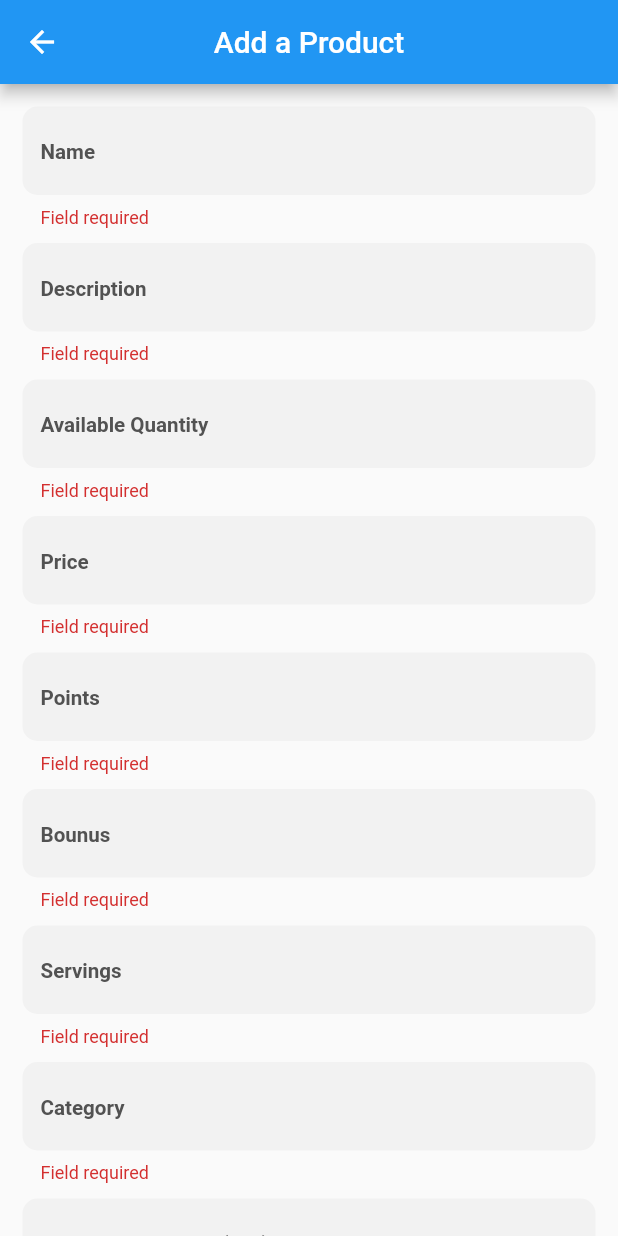
After one commit to mimib00/fenwicks_admin, a Flutter app: the AddProductScreen screen opened by its route, after a tap on "Submit", on a phone screen of 412 x 824 dp. The commit adds this screen. Run offline on Flutter 3.47's test engine with Material 2 defaults, Android fonts, the light colour scheme and no system bars; our stand-ins replace cloud_firestore, firebase_auth, firebase_core, firebase_messaging, get, sizer; accounts and stored records are empty.

Commit message:
add products and changed products list to stream

```diff
--- a/lib/core/routes/routes.dart
+++ b/lib/core/routes/routes.dart
@@ -1,5 +1,6 @@
 import 'package:fenwicks_admin/views/auth/login.dart';
 import 'package:fenwicks_admin/views/auth/register.dart';
+import 'package:fenwicks_admin/views/products/add_product.dart';
 import 'package:fenwicks_admin/views/products/product_details.dart';
 import 'package:fenwicks_admin/views/root/controllers/bindings.dart';
 import 'package:fenwicks_admin/views/root/root.dart';
@@ -13,6 +14,7 @@ class Routes {
   static const login = '/login';
   static const register = '/register';
   static const productDetails = '/products/details';
+  static const addProduct = '/products/add';
 
   static List<GetPage<dynamic>> routes = [
     GetPage<Widget>(name: root, page: () => const RootScreen(), binding: RootBindings()),
@@ -20,5 +22,6 @@ class Routes {
     GetPage<Widget>(name: register, page: () => const RegisterScreen()),
     GetPage<Widget>(name: splash, page: () => const SplashScreen()),
     GetPage<Widget>(name: productDetails, page: () => const ProductDetails()),
+    GetPage<Widget>(name: addProduct, page: () => const AddProductScreen()),
   ];
 }
--- a/lib/main.dart
+++ b/lib/main.dart
@@ -6,6 +6,7 @@ import 'package:firebase_core/firebase_core.dart';
 import 'package:flutter/material.dart';
 import 'package:flutter/services.dart';
 import 'package:get/get.dart';
+import 'package:sizer/sizer.dart';
 
 void main() async {
   WidgetsFlutterBinding.ensureInitialized();
@@ -22,7 +23,8 @@ class MyApp extends StatelessWidget {
 
   @override
   Widget build(BuildContext context) {
-    return GetMaterialApp(
+    return Sizer(
+      builder: (context, orientation, deviceType) => GetMaterialApp(
         title: 'Fenwicks Admin',
         debugShowCheckedModeBanner: false,
         defaultTransition: Transition.cupertino,
@@ -31,9 +33,33 @@ class MyApp extends StatelessWidget {
           appBarTheme: const AppBarTheme(
             systemOverlayStyle: SystemUiOverlayStyle.light,
           ),
+          inputDecorationTheme: InputDecorationTheme(
+            hintStyle: TextStyle(
+              fontWeight: FontWeight.bold,
+              fontSize: 10.sp,
+              color: const Color(0xff525252),
+              letterSpacing: 0,
+            ),
+            fillColor: const Color(0xffF2F2F2),
+            filled: true,
+            suffixIconColor: const Color(0xffcacaca),
+            enabledBorder: OutlineInputBorder(
+              borderRadius: BorderRadius.circular(10),
+              borderSide: BorderSide.none,
+            ),
+            focusedBorder: OutlineInputBorder(
+              borderRadius: BorderRadius.circular(10),
+              borderSide: BorderSide.none,
+            ),
+            border: OutlineInputBorder(
+              borderRadius: BorderRadius.circular(10),
+              borderSide: BorderSide.none,
+            ),
+          ),
         ),
         initialRoute: Routes.splash,
         getPages: Routes.routes,
+      ),
     );
   }
 }
--- /dev/null
+++ b/lib/views/products/add_product.dart
@@ -0,0 +1,177 @@
+import 'package:fenwicks_admin/views/products/controller/products_controll.dart';
+import 'package:flutter/material.dart';
+import 'package:flutter/services.dart';
+import 'package:get/get.dart';
+
+class AddProductScreen extends GetView<ProductsController> {
+  const AddProductScreen({super.key});
+
+  @override
+  Widget build(BuildContext context) {
+    return Scaffold(
+      appBar: AppBar(
+        title: const Text("Add a Product"),
+        centerTitle: true,
+      ),
+      body: Form(
+        onWillPop: () async {
+          controller.reset();
+          return true;
+        },
+        key: controller.addForm,
+        child: ListView(
+          physics: const BouncingScrollPhysics(),
+          padding: const EdgeInsets.symmetric(horizontal: 15, vertical: 10),
+          children: [
+            Padding(
+              padding: const EdgeInsets.symmetric(vertical: 5),
+              child: TextFormField(
+                controller: controller.name,
+                decoration: const InputDecoration(
+                  hintText: "Name",
+                ),
+                validator: (value) {
+                  if (value == null || value.isEmpty) return "Field required";
+                  return null;
+                },
+              ),
+            ),
+            Padding(
+              padding: const EdgeInsets.symmetric(vertical: 5),
+              child: TextFormField(
+                controller: controller.description,
+                decoration: const InputDecoration(
+                  hintText: "Description",
+                ),
+                validator: (value) {
+                  if (value == null || value.isEmpty) return "Field required";
+                  return null;
+                },
+              ),
+            ),
+            Padding(
+              padding: const EdgeInsets.symmetric(vertical: 5),
+              child: TextFormField(
+                controller: controller.quantity,
+                inputFormatters: [FilteringTextInputFormatter.digitsOnly],
+                decoration: const InputDecoration(
+                  hintText: "Available Quantity",
+                ),
+                validator: (value) {
+                  if (value == null || value.isEmpty) return "Field required";
+                  return null;
+                },
+              ),
+            ),
+            Padding(
+              padding: const EdgeInsets.symmetric(vertical: 5),
+              child: TextFormField(
+                controller: controller.price,
+                inputFormatters: [FilteringTextInputFormatter.digitsOnly],
+                decoration: const InputDecoration(
+                  hintText: "Price",
+                ),
+                validator: (value) {
+                  if (value == null || value.isEmpty) return "Field required";
+                  return null;
+                },
+              ),
+            ),
+            Padding(
+              padding: const EdgeInsets.symmetric(vertical: 5),
+              child: TextFormField(
+                controller: controller.points,
+                inputFormatters: [FilteringTextInputFormatter.digitsOnly],
+                decoration: const InputDecoration(
+                  hintText: "Points",
+                ),
+                validator: (value) {
+                  if (value == null || value.isEmpty) return "Field required";
+                  return null;
+                },
+              ),
+            ),
+            Padding(
+              padding: const EdgeInsets.symmetric(vertical: 5),
+              child: TextFormField(
+                controller: controller.bounus,
+                inputFormatters: [FilteringTextInputFormatter.digitsOnly],
+                decoration: const InputDecoration(
+                  hintText: "Bounus",
+                ),
+                validator: (value) {
+                  if (value == null || value.isEmpty) return "Field required";
+                  return null;
+                },
+              ),
+            ),
+            Padding(
+              padding: const EdgeInsets.symmetric(vertical: 5),
+              child: TextFormField(
+                controller: controller.servings,
+                inputFormatters: [FilteringTextInputFormatter.digitsOnly],
+                decoration: const InputDecoration(
+                  hintText: "Servings",
+                ),
+                validator: (value) {
+                  if (value == null || value.isEmpty) return "Field required";
+                  return null;
+                },
+              ),
+            ),
+            Padding(
+              padding: const EdgeInsets.symmetric(vertical: 5),
+              child: TextFormField(
+                controller: controller.category,
+                decoration: const InputDecoration(
+                  hintText: "Category",
+                ),
+                validator: (value) {
+                  if (value == null || value.isEmpty) return "Field required";
+                  return null;
+                },
+              ),
+            ),
+            Padding(
+              padding: const EdgeInsets.symmetric(vertical: 5),
+              child: TextFormField(
+                controller: controller.sku,
+                inputFormatters: [FilteringTextInputFormatter.digitsOnly],
+                decoration: const InputDecoration(
+                  hintText: "Stock Keeping Unit (sku)",
+                ),
+                validator: (value) {
+                  if (value == null || value.isEmpty) return "Field required";
+                  return null;
+                },
+              ),
+            ),
+            Padding(
+              padding: const EdgeInsets.symmetric(vertical: 5),
+              child: TextFormField(
+                controller: controller.level,
+                inputFormatters: [FilteringTextInputFormatter.digitsOnly],
+                decoration: const InputDecoration(
+                  hintText: "Level",
+                ),
+                validator: (value) {
+                  if (value == null || value.isEmpty) return "Field required";
+                  return null;
+                },
+              ),
+            ),
+            const SizedBox(height: 15),
+            ElevatedButton(
+              onPressed: () {
+                if (controller.addForm.currentState!.validate()) {
+                  controller.addProduct();
+                }
+              },
+              child: const Text("Submit"),
+            )
+          ],
+        ),
+      ),
+    );
+  }
+}
--- a/lib/views/products/controller/products_controll.dart
+++ b/lib/views/products/controller/products_controll.dart
@@ -1,21 +1,65 @@
 import 'package:cloud_firestore/cloud_firestore.dart';
 import 'package:fenwicks_admin/meta/models/product.dart';
+import 'package:fenwicks_admin/meta/widgets/loading.dart';
 import 'package:fenwicks_admin/meta/widgets/snack_bar.dart';
+import 'package:flutter/material.dart';
 import 'package:get/get.dart';
 
 class ProductsController extends GetxController {
-  Future<List<Product>> getProducts() async {
-    List<Product> products = [];
+  final GlobalKey<FormState> addForm = GlobalKey<FormState>();
+
+  final TextEditingController name = TextEditingController();
+  final TextEditingController description = TextEditingController();
+  final TextEditingController quantity = TextEditingController();
+  final TextEditingController price = TextEditingController();
+  final TextEditingController points = TextEditingController();
+  final TextEditingController bounus = TextEditingController();
+  final TextEditingController servings = TextEditingController();
+  final TextEditingController category = TextEditingController();
+  final TextEditingController level = TextEditingController();
+  final TextEditingController sku = TextEditingController();
+
+  Stream<QuerySnapshot<Map<String, dynamic>>> getProducts() {
+    return FirebaseFirestore.instance.collection("products").snapshots();
+  }
+
+  Future<void> addProduct() async {
     try {
-      final snap = await FirebaseFirestore.instance.collection("products").get();
+      Get.dialog(const Loading(), barrierDismissible: false);
+      Map<String, dynamic> data = {
+        "name": name.text.trim(),
+        "description": description.text.trim(),
+        "quantity": int.parse(quantity.text.trim()),
+        "price": double.parse(price.text.trim()),
+        "points": int.parse(points.text.trim()),
+        "bounus": int.parse(bounus.text.trim()),
+        "servings": int.parse(servings.text.trim()),
+        "category": category.text.trim(),
+        "level": int.parse(level.text.trim()),
+        "sku": int.parse(sku.text.trim()),
+        "rating": 5,
+      };
 
-      for (var item in snap.docs) {
-        products.add(Product.fromJson(item.data(), item.id));
-      }
+      await FirebaseFirestore.instance.collection("products").add(data);
+
+      Get.back();
+      Get.back();
     } on FirebaseException catch (e) {
       Get.back();
       Get.showSnackbar(errorCard(e.code));
     }
-    return products;
+  }
+
+  void reset() {
+    name.clear();
+    description.clear();
+    quantity.clear();
+    price.clear();
+    points.clear();
+    bounus.clear();
+    servings.clear();
+    category.clear();
+    level.clear();
+    sku.clear();
   }
 }
--- a/lib/views/products/product_details.dart
+++ b/lib/views/products/product_details.dart
@@ -122,9 +122,20 @@ class ProductDetails extends StatelessWidget {
           ),
         ],
       ),
-      floatingActionButton: FloatingActionButton(
-        onPressed: () {},
-        child: const Icon(Icons.edit),
+      floatingActionButton: Column(
+        mainAxisAlignment: MainAxisAlignment.end,
+        children: [
+          FloatingActionButton(
+            onPressed: () {},
+            child: const Icon(Icons.edit),
+          ),
+          const SizedBox(height: 10),
+          FloatingActionButton(
+            onPressed: () {},
+            backgroundColor: Colors.red,
+            child: const Icon(Icons.delete_forever),
+          ),
+        ],
       ),
     );
   }
--- a/lib/views/products/products.dart
+++ b/lib/views/products/products.dart
@@ -1,3 +1,5 @@
+import 'package:cloud_firestore/cloud_firestore.dart';
+import 'package:fenwicks_admin/core/routes/routes.dart';
 import 'package:fenwicks_admin/meta/models/product.dart';
 import 'package:fenwicks_admin/views/products/components/product_tile.dart';
 import 'package:fenwicks_admin/views/products/controller/products_controll.dart';
@@ -10,16 +12,15 @@ class ProductScreen extends GetView<ProductsController> {
   @override
   Widget build(BuildContext context) {
     return Scaffold(
-      body: FutureBuilder<List<Product>>(
-        future: controller.getProducts(),
+      body: StreamBuilder<QuerySnapshot<Map<String, dynamic>>>(
+        stream: controller.getProducts(),
         builder: (context, snapshot) {
-          if (snapshot.data == null || snapshot.data!.isEmpty) {
-            return const Center(
-              child: Text("No Products"),
-            );
+          if (snapshot.data == null) return Container();
+          List<Product> products = [];
+          final data = snapshot.data!;
+          for (var item in data.docs) {
+            products.add(Product.fromJson(item.data(), item.id));
           }
-          final products = snapshot.data!;
-
           return ListView.builder(
             physics: const BouncingScrollPhysics(),
             itemCount: products.length,
@@ -30,8 +31,28 @@ class ProductScreen extends GetView<ProductsController> {
           );
         },
       ),
+      // body: FutureBuilder<List<Product>>(
+      //   future: controller.getProducts(),
+      //   builder: (context, snapshot) {
+      //     if (snapshot.data == null || snapshot.data!.isEmpty) {
+      //       return const Center(
+      //         child: Text("No Products"),
+      //       );
+      //     }
+      //     final products = snapshot.data!;
+
+      // return ListView.builder(
+      //   physics: const BouncingScrollPhysics(),
+      //   itemCount: products.length,
+      //   padding: const EdgeInsets.all(8),
+      //   itemBuilder: (context, index) {
+      //     return ProductTile(product: products[index]);
+      //   },
+      // );
+      //   },
+      // ),
       floatingActionButton: FloatingActionButton(
-        onPressed: () {},
+        onPressed: () => Get.toNamed(Routes.addProduct),
         child: const Icon(Icons.add_rounded),
       ),
     );
--- a/pubspec.yaml
+++ b/pubspec.yaml
@@ -41,6 +41,7 @@ dependencies:
   firebase_auth: ^3.7.0
   cloud_firestore: ^3.4.6
   firebase_messaging: ^13.0.0
+  sizer: ^2.0.15
 
 dev_dependencies:
   flutter_test:
```
Also changed, not shown: pubspec.lock. Lines whose indentation alone changed are shown as unchanged.
